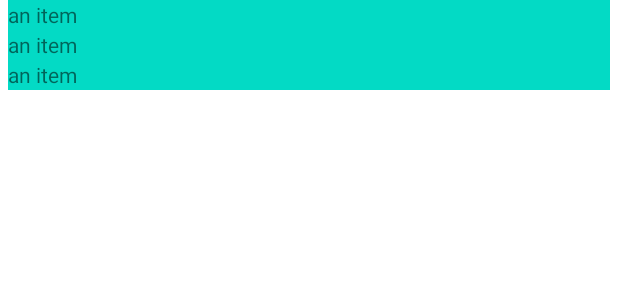
After one commit to mimarcincin/monoli, an Android app: the layout fragment_novenas_list.xml on its own in the app's theme, with its tools: preview values and no code run, on a phone screen of 412 x 824 dp. The commit adds this screen. Shown: the top 300 px of the screen. Run offline under Robolectric (Android 15) with nearby library versions, the phone set to English and light mode, and no system bars.

Commit message:
working recyclerview

```diff
--- /dev/null
+++ b/app/src/main/res/drawable/article.xml
@@ -0,0 +1,5 @@
+<vector android:autoMirrored="true" android:height="24dp"
+    android:tint="#000000" android:viewportHeight="24"
+    android:viewportWidth="24" android:width="24dp" xmlns:android="http://schemas.android.com/apk/res/android">
+    <path android:fillColor="@android:color/white" android:pathData="M19,3L5,3c-1.1,0 -2,0.9 -2,2v14c0,1.1 0.9,2 2,2h14c1.1,0 2,-0.9 2,-2L21,5c0,-1.1 -0.9,-2 -2,-2zM14,17L7,17v-2h7v2zM17,13L7,13v-2h10v2zM17,9L7,9L7,7h10v2z"/>
+</vector>
--- /dev/null
+++ b/app/src/main/res/drawable/books.xml
@@ -0,0 +1,5 @@
+<vector android:autoMirrored="true" android:height="24dp"
+    android:tint="#000000" android:viewportHeight="24"
+    android:viewportWidth="24" android:width="24dp" xmlns:android="http://schemas.android.com/apk/res/android">
+    <path android:fillColor="@android:color/white" android:pathData="M4,6L2,6v14c0,1.1 0.9,2 2,2h14v-2L4,20L4,6zM20,2L8,2c-1.1,0 -2,0.9 -2,2v12c0,1.1 0.9,2 2,2h12c1.1,0 2,-0.9 2,-2L22,4c0,-1.1 -0.9,-2 -2,-2zM19,11L9,11L9,9h10v2zM15,15L9,15v-2h6v2zM19,7L9,7L9,5h10v2z"/>
+</vector>
--- /dev/null
+++ b/app/src/main/res/drawable/home.xml
@@ -0,0 +1,5 @@
+<vector android:height="24dp" android:tint="#000000"
+    android:viewportHeight="24" android:viewportWidth="24"
+    android:width="24dp" xmlns:android="http://schemas.android.com/apk/res/android">
+    <path android:fillColor="@android:color/white" android:pathData="M10,20v-6h4v6h5v-8h3L12,3 2,12h3v8z"/>
+</vector>
--- /dev/null
+++ b/app/src/main/res/layout/fragment_novenas_list.xml
@@ -0,0 +1,17 @@
+<?xml version="1.0" encoding="utf-8"?>
+<FrameLayout xmlns:android="http://schemas.android.com/apk/res/android"
+    xmlns:tools="http://schemas.android.com/tools"
+    android:layout_width="match_parent"
+    android:layout_height="match_parent"
+    tools:context=".fragments.NovenasListFragment">
+
+    <androidx.recyclerview.widget.RecyclerView
+        android:id="@+id/novenasRecyclerView"
+        tools:listitem="@layout/text_row_item"
+        android:layout_width="match_parent"
+        android:layout_height="match_parent"
+
+
+        />
+
+</FrameLayout>
--- /dev/null
+++ b/app/src/main/res/layout/text_row_item.xml
@@ -0,0 +1,14 @@
+<?xml version="1.0" encoding="utf-8"?>
+<FrameLayout xmlns:android="http://schemas.android.com/apk/res/android"
+    android:layout_width="match_parent"
+    android:layout_height="20dp"
+    android:layout_marginLeft="5dp"
+    android:layout_marginRight="5dp"
+    android:gravity="center_vertical"
+    android:background="@color/teal_200">
+    <TextView
+        android:id="@+id/textView"
+        android:layout_width="wrap_content"
+        android:layout_height="wrap_content"
+        android:text="an item"/>
+</FrameLayout>
--- a/app/src/main/res/values/strings.xml
+++ b/app/src/main/res/values/strings.xml
@@ -1,3 +1,5 @@
 <resources>
     <string name="app_name">monoli</string>
+    <!-- TODO: Remove or change this placeholder text -->
+    <string name="hello_blank_fragment">Hello blank fragment</string>
 </resources>
```
Also changed, not shown: app/src/main/java/sk/mmarcincin/monoli/MainActivity.java (+41 -1 lines), app/src/main/java/sk/mmarcincin/monoli/adapters/NovenasAdapter.java (added, +59 -0 lines), app/src/main/java/sk/mmarcincin/monoli/fragments/MainMenuFragment.java (added, +12 -0 lines), app/src/main/java/sk/mmarcincin/monoli/fragments/NovenasListFragment.java (added, +96 -0 lines), app/src/main/res/drawable/books2.xml (added, +8 -0 lines), app/src/main/res/layout/activity_main.xml (+18 -6 lines), app/src/main/res/layout/main_menu_fragment.xml (added, +24 -0 lines), app/src/main/res/menu/bottom_menu.xml (added, +23 -0 lines).
